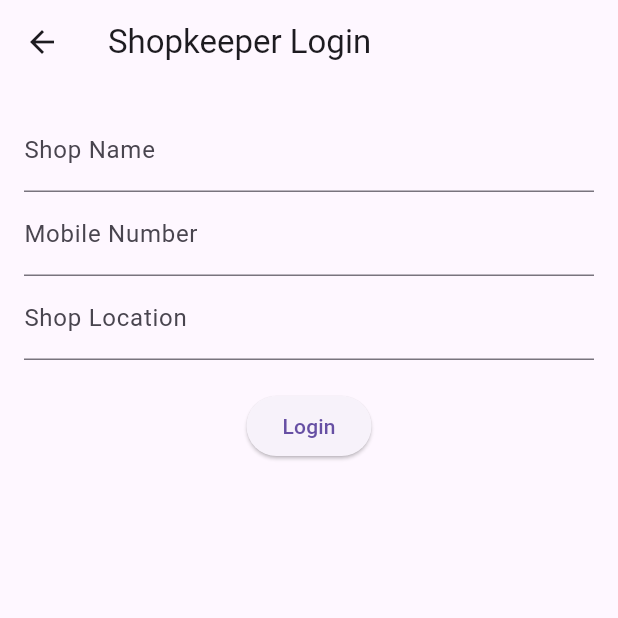
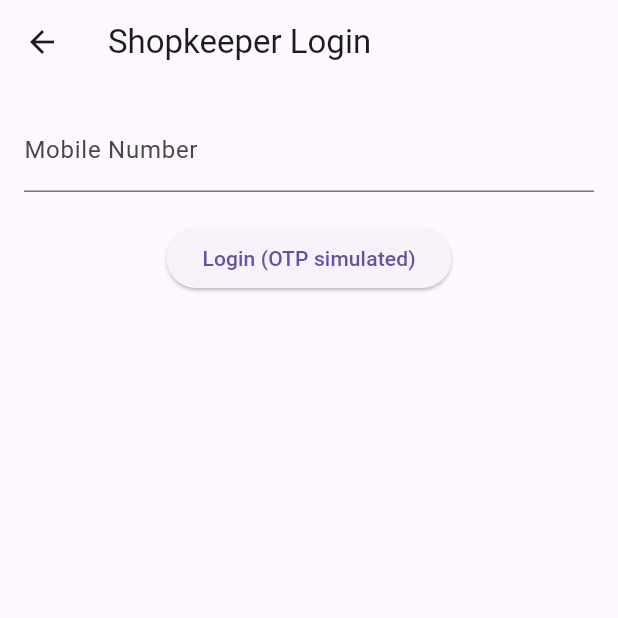
Before and after one commit to aanjeneykodesia-web/Aanjeney-, a Flutter app: the screen it shows after launch, after a tap on "Shopkeeper", on a phone screen of 412 x 824 dp, the top half of it. Run offline on Flutter 3.47's test engine with Material 3 defaults, Android fonts, the phone set to English and light mode, and no system bars; our stand-ins replace firebase_core; accounts and stored records are empty.

Commit message:
Refactor ShopkeeperLogin to use single phone controller
Removed unused controllers and simplified the login form.

```diff
--- a/lib/shopkeeper_login.dart
+++ b/lib/shopkeeper_login.dart
@@ -2,11 +2,7 @@ import 'package:flutter/material.dart';
 import 'shopkeeper_dashboard.dart';
 
 class ShopkeeperLogin extends StatelessWidget {
-  ShopkeeperLogin({super.key});
-
-  final TextEditingController nameController = TextEditingController();
-  final TextEditingController phoneController = TextEditingController();
-  final TextEditingController locationController = TextEditingController();
+  final phoneCtrl = TextEditingController();
 
   @override
   Widget build(BuildContext context) {
@@ -17,29 +13,19 @@ class ShopkeeperLogin extends StatelessWidget {
         child: Column(
           children: [
             TextField(
-              controller: nameController,
-              decoration: const InputDecoration(labelText: "Shop Name"),
-            ),
-            TextField(
-              controller: phoneController,
+              controller: phoneCtrl,
+              keyboardType: TextInputType.phone,
               decoration: const InputDecoration(labelText: "Mobile Number"),
-              keyboardType: TextInputType.phone,
-            ),
-            TextField(
-              controller: locationController,
-              decoration: const InputDecoration(labelText: "Shop Location"),
             ),
             const SizedBox(height: 20),
             ElevatedButton(
               onPressed: () {
                 Navigator.push(
                   context,
-                  MaterialPageRoute(
-                    builder: (_) => ShopkeeperDashboard(),
-                  ),
+                  MaterialPageRoute(builder: (_) => ShopkeeperDashboard()),
                 );
               },
-              child: const Text("Login"),
+              child: const Text("Login (OTP simulated)"),
             ),
           ],
         ),
```
